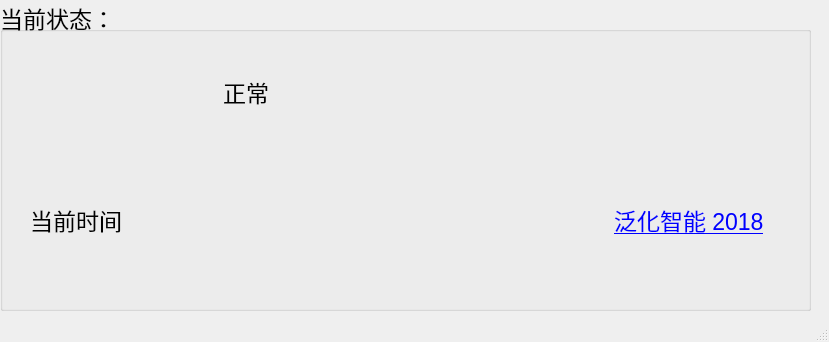
The window that firstMainWin.ui (Zuxin/NVRWarning) describes before a commit, drawn with Qt 5.
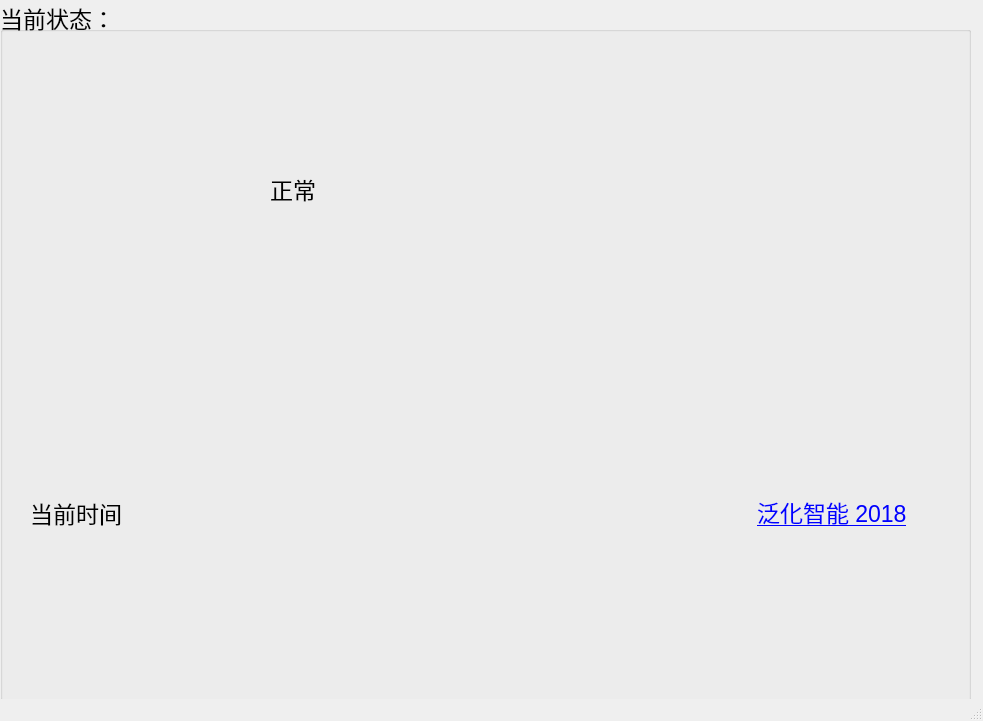
The same window after the commit.

Commit message: 增加了新的类型检查，增加了新的错误异常处理，增加了日志功能，细节修改

```diff
--- a/firstMainWin.ui
+++ b/firstMainWin.ui
@@ -6,8 +6,8 @@
    <rect>
     <x>0</x>
     <y>0</y>
-    <width>829</width>
-    <height>342</height>
+    <width>983</width>
+    <height>721</height>
    </rect>
   </property>
   <property name="windowTitle">
@@ -19,8 +19,8 @@
      <rect>
       <x>0</x>
       <y>0</y>
-      <width>811</width>
-      <height>311</height>
+      <width>971</width>
+      <height>701</height>
      </rect>
     </property>
     <property name="font">
@@ -36,8 +36,8 @@
       <rect>
        <x>30</x>
        <y>30</y>
-       <width>771</width>
-       <height>251</height>
+       <width>961</width>
+       <height>641</height>
       </rect>
      </property>
      <layout class="QGridLayout" name="gridLayout">
```
Left out of the diff: 52 changed lines with no effect on the pictures. The commit also changes 2 other files.
